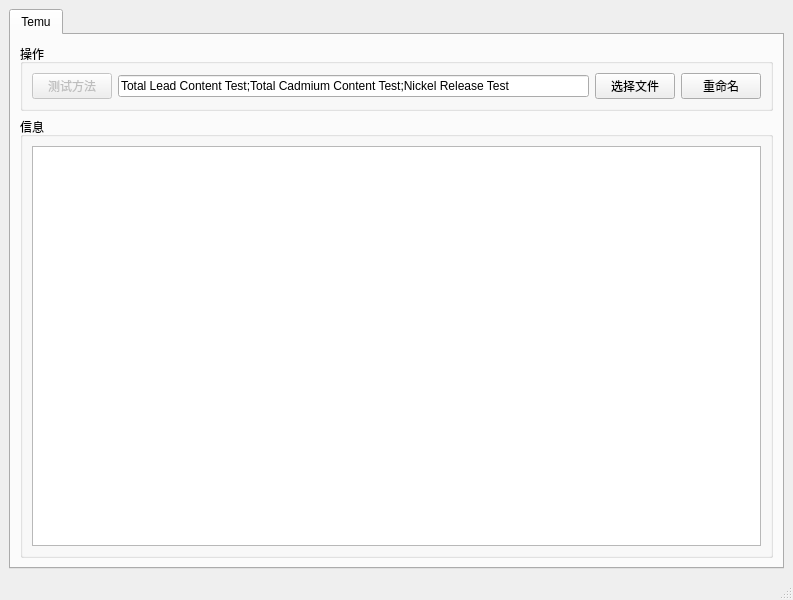
First picture: the form in PDF_Rename_UI.ui, repository chen-huai/Temu_PDF_Rename_APP, before the edit.
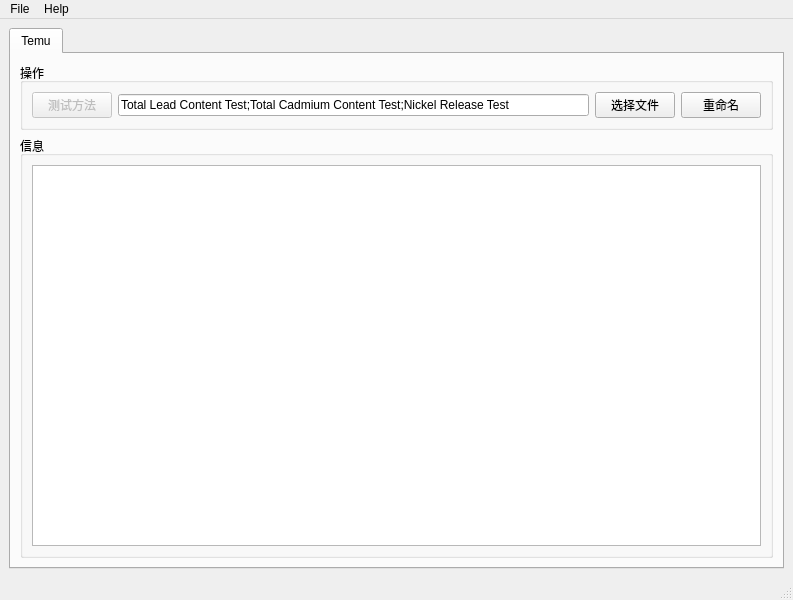
Second picture: the form after the edit. Icons and pictures are not drawn.

Commit message:
feat(update): 添加自动更新功能和关于对话框
- 集成自动更新模块，支持检查和下载新版本
- 添加关于对话框，显示版本信息和更新状态
- 实现更新进度对话框，提供下载和安装进度反馈
- 添加菜单项用于手动检查更新和退出应用
- 支持GitHub发布说明查看功能- 实现应用重启机制以完成更新安装
- 添加版本管理模块以动态显示版本信息- 支持生产环境启动时自动检查更新
- 添加GitHub项目页面链接跳转功能- 实现更新线程以避免UI阻塞

What changed in the file:
```diff
--- a/PDF_Rename_UI.ui
+++ b/PDF_Rename_UI.ui
@@ -103,6 +103,20 @@
      <height>23</height>
     </rect>
    </property>
+   <widget class="QMenu" name="menu">
+    <property name="title">
+     <string>File</string>
+    </property>
+    <addaction name="actionexit"/>
+   </widget>
+   <widget class="QMenu" name="menu_2">
+    <property name="title">
+     <string>Help</string>
+    </property>
+    <addaction name="actionUpdate"/>
+   </widget>
+   <addaction name="menu"/>
+   <addaction name="menu_2"/>
   </widget>
   <widget class="QStatusBar" name="statusbar"/>
  </widget>
```
Left out of the diff: 15 changed lines with no effect on the pictures. The commit also changes 2 other files.
